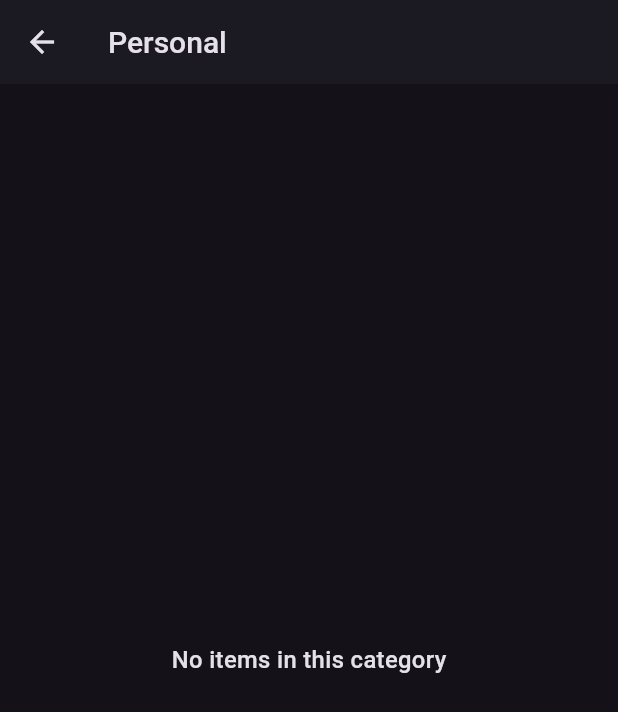
After one commit to MohamdAshiq/Todo-Application, a Flutter app: the screen it shows after launch, after a tap on "Personal", on a phone screen of 412 x 824 dp. The commit adds this screen. Shown: the top 712 px of the screen. Run offline on Flutter 3.47's test engine with Material 2 defaults, Android fonts, the phone set to English and light mode, and no system bars; our stand-ins replace flutter_screenutil, flutter_slidable.

Commit message:
Completed the UI works of Category Page & Set navigation to it

```diff
--- /dev/null
+++ b/lib/Screens/category_page.dart
@@ -0,0 +1,77 @@
+import 'package:flutter/material.dart';
+import 'package:flutter_screenutil/flutter_screenutil.dart';
+import 'package:provider/provider.dart';
+import 'package:todo_application/Provider/task_controller.dart';
+import 'package:todo_application/Widgets/custom_appbar.dart';
+
+class CategoryPage extends StatelessWidget {
+  const CategoryPage({super.key, required this.title, required this.index});
+
+  final String title;
+  final int index;
+
+  @override
+  Widget build(BuildContext context) {
+    return Scaffold(
+      appBar: CustomAppbar(title: title),
+      body: Consumer<TaskController>(
+        builder: (context, value, child) {
+          final filteredTasks = value.upcomingTasks
+              .where((task) => task.category == title)
+              .toList();
+
+          if (filteredTasks.isNotEmpty) {
+            return ListView.builder(
+              itemCount: value.upcomingTasks
+                  .where((task) => task.category == title)
+                  .length,
+              itemBuilder: (context, index) {
+                return Padding(
+                  padding: const EdgeInsets.symmetric(
+                    horizontal: 10,
+                  ),
+                  child: ListTile(
+                    leading: CircleAvatar(
+                      backgroundColor: const Color.fromARGB(255, 65, 65, 65),
+                      child: Text(
+                        "${index + 1}",
+                        style: TextStyle(
+                          fontWeight: FontWeight.w600,
+                          fontSize: 15.sp,
+                        ),
+                      ),
+                    ),
+                    title: Text(
+                      filteredTasks[index].taskTitle,
+                      style: TextStyle(
+                        fontWeight: FontWeight.w500,
+                        fontSize: 15.sp,
+                      ),
+                    ),
+                    subtitle: Text(
+                      filteredTasks[index].description,
+                      style: TextStyle(
+                        fontWeight: FontWeight.w400,
+                        fontSize: 13.sp,
+                      ),
+                    ),
+                  ),
+                );
+              },
+            );
+          } else {
+            return Center(
+              child: Text(
+                "No items in this category",
+                style: TextStyle(
+                  fontWeight: FontWeight.w500,
+                  fontSize: 15.sp,
+                ),
+              ),
+            );
+          }
+        },
+      ),
+    );
+  }
+}
--- a/lib/Screens/home_page.dart
+++ b/lib/Screens/home_page.dart
@@ -4,6 +4,7 @@ import 'package:flutter_screenutil/flutter_screenutil.dart';
 import 'package:provider/provider.dart';
 import 'package:todo_application/Provider/task_controller.dart';
 import 'package:todo_application/Screens/add_task_page.dart';
+import 'package:todo_application/Screens/category_page.dart';
 import 'package:todo_application/Widgets/custom_appbar.dart';
 import 'package:todo_application/Widgets/floating_action_button_widget.dart';
 import 'package:todo_application/responsive_layout.dart';
@@ -56,6 +57,15 @@ class HomePage extends StatelessWidget {
                     itemCount: AddTaskPage.category.length,
                     itemBuilder: (context, index) => Padding(
                       padding: EdgeInsets.all(8.0.h),
+                      child: GestureDetector(
+                        onTap: () => Navigator.of(context).push(
+                          MaterialPageRoute(
+                            builder: (context) => CategoryPage(
+                              title: AddTaskPage.category[index],
+                              index: index,
+                            ),
+                          ),
+                        ),
                         child: Column(
                           children: [
                             Container(
@@ -83,6 +93,7 @@ class HomePage extends StatelessWidget {
                               ),
                             ),
                           ],
+                        ),
                       ),
                     ),
                   ),
--- a/lib/Widgets/expandable_tile_widget.dart
+++ b/lib/Widgets/expandable_tile_widget.dart
@@ -51,7 +51,7 @@ class ExpandableTileWidget extends StatelessWidget {
           ),
           leading: CircleAvatar(
             radius: 22,
-            backgroundColor: Colors.grey[700],
+            backgroundColor:const Color.fromARGB(255, 65, 65, 65),
             foregroundColor: Colors.white,
             child: Text("${index + 1}"),
           ),
```
Lines whose indentation alone changed are shown as unchanged.
